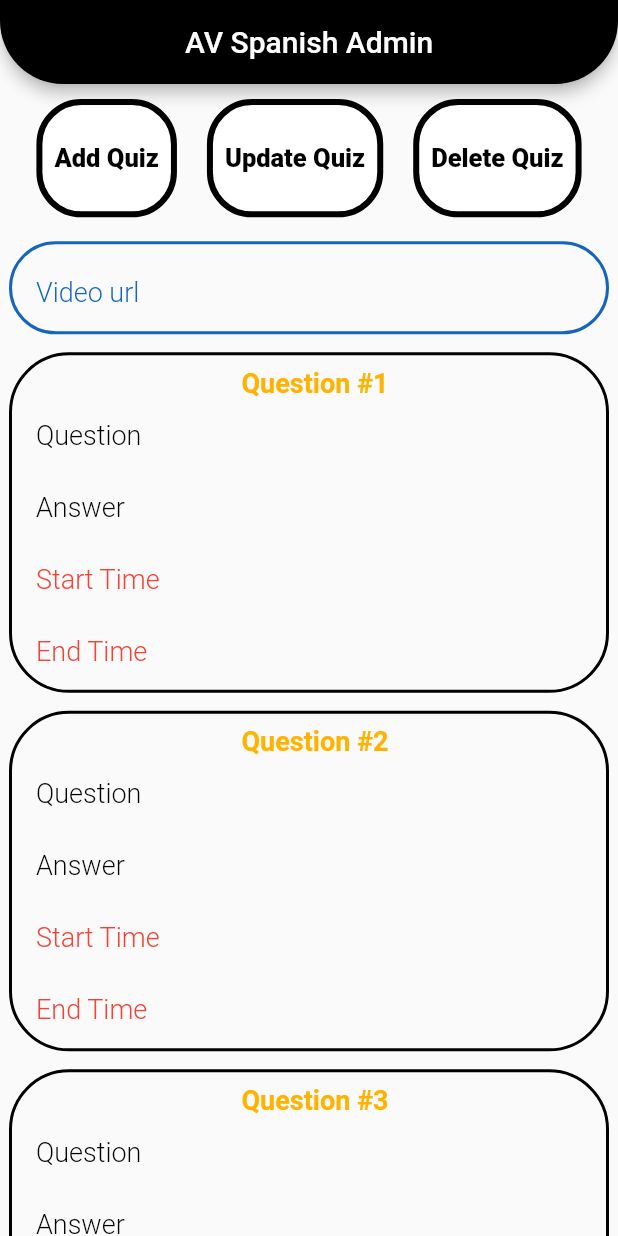
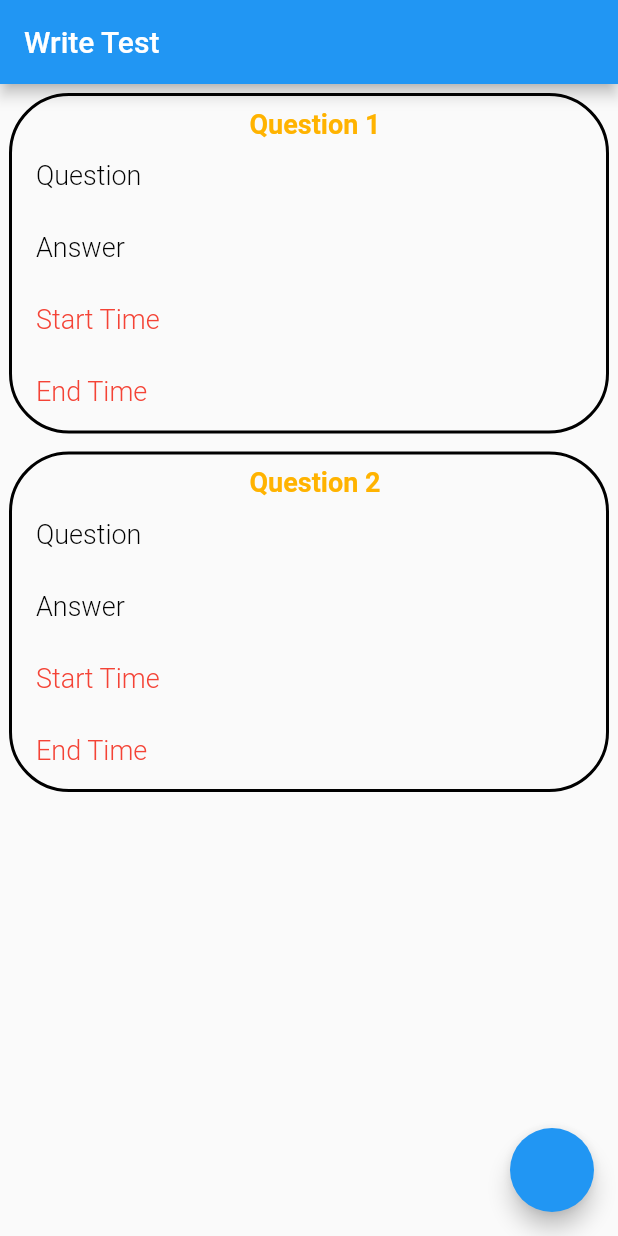
Before and after one commit to villegas-abva/admin.avspanish, a Flutter app: the screen it shows after launch, on a phone screen of 412 x 824 dp. Run offline on Flutter 3.47's test engine with Material 2 defaults, Android fonts, the phone set to English and light mode, and no system bars; our stand-ins replace firebase_core, google_fonts; accounts and stored records are empty.

Commit message:
commit 2: test.dart added

```diff
--- a/lib/main.dart
+++ b/lib/main.dart
@@ -1,6 +1,6 @@
 import 'package:av_spanish/pages/home/home_page.dart';
 import 'package:av_spanish/services/category_swipe.dart';
-import 'package:av_spanish/write_test.dart';
+import 'package:av_spanish/test.dart';
 import 'package:firebase_core/firebase_core.dart';
 import 'package:flutter/material.dart';
 import 'package:provider/provider.dart';
@@ -23,7 +23,8 @@ class AppWidget extends StatelessWidget {
         theme: ThemeData(
           primarySwatch: Colors.blue,
         ),
-        home: HomePage(),
+        home: Test(),
+        // home: HomePage(),
       ),
     );
   }
--- /dev/null
+++ b/lib/test.dart
@@ -0,0 +1,29 @@
+import 'package:av_spanish/services/category_swipe.dart';
+import 'package:av_spanish/widgets/quiz/add/containers/add_question_tf_cr_container.dart';
+import 'package:av_spanish/widgets/quiz/add/text_form_field/add_url_textform_field.dart';
+import 'package:flutter/material.dart';
+import 'package:provider/provider.dart';
+
+class Test extends StatelessWidget {
+  @override
+  Widget build(BuildContext context) {
+    return Consumer<CategorySwipe>(builder: (context, provider, child) {
+      return Scaffold(
+        appBar: AppBar(
+          title: Text('Write Test'),
+        ),
+        body: Column(
+          children: [
+            Expanded(
+              child: ListView(children: [
+                AddQuestionTFCRContainer(questionNumber: 'Question 1'),
+                AddQuestionTFCRContainer(questionNumber: 'Question 2'),
+              ]),
+            ),
+          ],
+        ),
+        floatingActionButton: FloatingActionButton(onPressed: () {}),
+      );
+    });
+  }
+}
```
